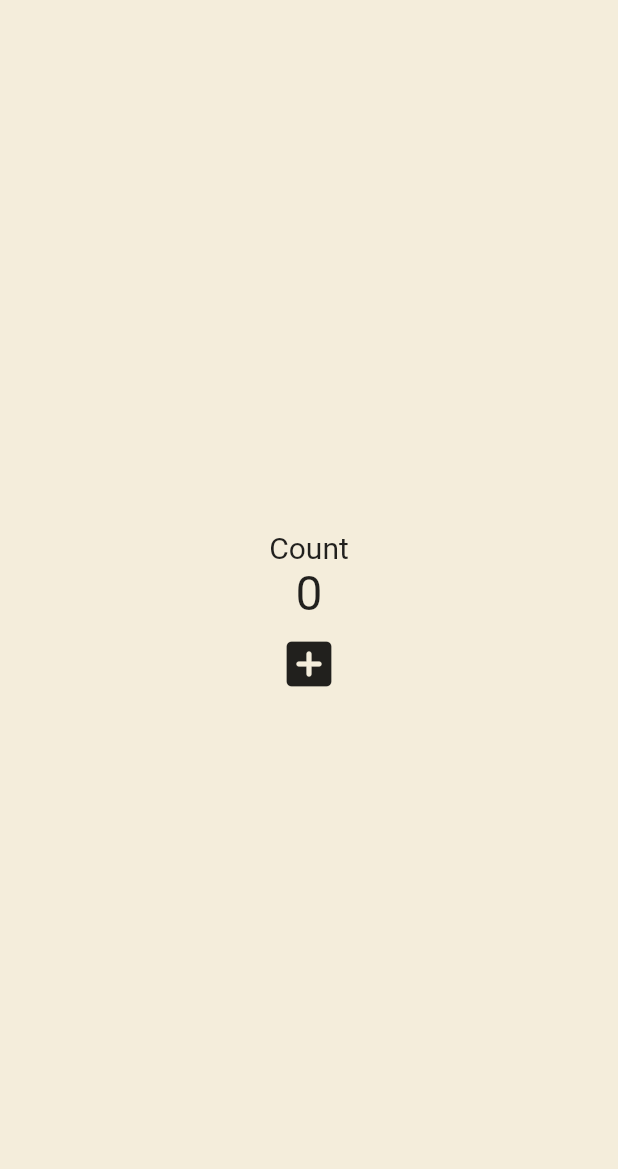
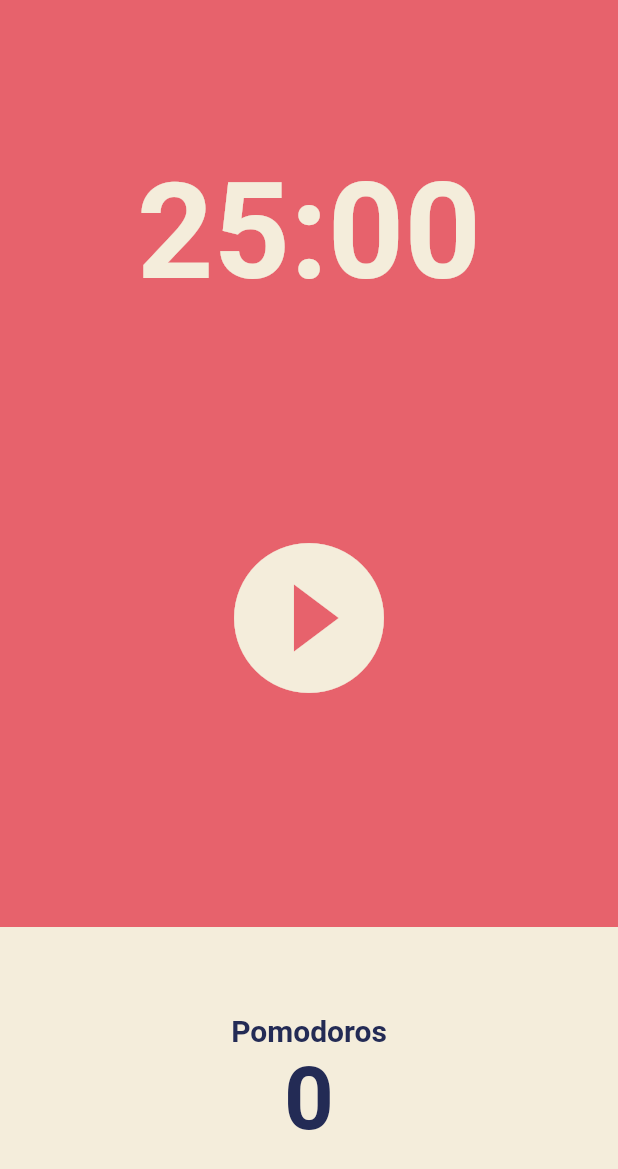
Before and after one commit to hank1245/flutter-app, a Flutter app: the screen it shows after launch, on a phone screen of 412 x 824 dp. Shown: the top 1169 px of the screen. Run offline on Flutter 3.47's test engine with Material 2 defaults, Android fonts, the phone set to English and light mode, and no system bars.

Commit message:
pomodoro ui

```diff
--- a/lib/main.dart
+++ b/lib/main.dart
@@ -1,54 +1,28 @@
 import 'package:flutter/material.dart';
+import 'package:myapp/screens/home_screen.dart';
 
 void main() {
   runApp(const App());
 }
 
-class App extends StatefulWidget {
+class App extends StatelessWidget {
   const App({super.key});
-
-  @override
-  State<App> createState() => _AppState();
-}
-
-class _AppState extends State<App> {
-  int count = 0;
-
-  void onPressed() {
-    setState(() {
-      count += 1;
-    });
-  }
 
   @override
   Widget build(BuildContext context) {
     return MaterialApp(
-        home: Scaffold(
-      backgroundColor: const Color(0xFFF4EDDB),
-      body: Center(
-        child: Column(
-          mainAxisAlignment: MainAxisAlignment.center,
-          children: [
-            const Text(
-              'Count',
-              style: TextStyle(
-                fontSize: 20,
-              ),
-            ),
-            Text(
-              '$count',
-              style: const TextStyle(
-                fontSize: 32,
-              ),
-            ),
-            IconButton(
-              onPressed: onPressed,
-              icon: const Icon(Icons.add_box_rounded),
-              iconSize: 40,
-            )
-          ],
+      theme: ThemeData(
+        colorScheme: ColorScheme.fromSwatch(
+          backgroundColor: const Color(0xFFE7626C),
         ),
+        textTheme: const TextTheme(
+          displayLarge: TextStyle(
+            color: Color(0xFF232B55),
+          ),
+        ),
+        cardColor: const Color(0xFFF4EDDB),
       ),
-    ));
+      home: const HomeScreen(),
+    );
   }
 }
--- /dev/null
+++ b/lib/screens/home_screen.dart
@@ -0,0 +1,98 @@
+import 'package:flutter/material.dart';
+
+class HomeScreen extends StatefulWidget {
+  const HomeScreen({super.key});
+
+  @override
+  State<HomeScreen> createState() => _HomeScreenState();
+}
+
+class _HomeScreenState extends State<HomeScreen>
+    with SingleTickerProviderStateMixin {
+  late AnimationController _controller;
+
+  @override
+  void initState() {
+    super.initState();
+    _controller = AnimationController(vsync: this);
+  }
+
+  @override
+  void dispose() {
+    _controller.dispose();
+    super.dispose();
+  }
+
+  @override
+  Widget build(BuildContext context) {
+    return Scaffold(
+      backgroundColor: Theme.of(context).colorScheme.background,
+      body: Column(
+        children: [
+          Flexible(
+            flex: 1,
+            child: Container(
+              alignment: Alignment.bottomCenter,
+              child: Text(
+                '25:00',
+                style: TextStyle(
+                  color: Theme.of(context).cardColor,
+                  fontSize: 89,
+                  fontWeight: FontWeight.w600,
+                ),
+              ),
+            ),
+          ),
+          Flexible(
+            flex: 2,
+            child: Center(
+              child: IconButton(
+                iconSize: 120,
+                color: Theme.of(context).cardColor,
+                icon: const Icon(Icons.play_circle_fill_outlined),
+                onPressed: () {},
+              ),
+            ),
+          ),
+          Flexible(
+            flex: 1,
+            child: Row(
+              children: [
+                Expanded(
+                  child: Container(
+                    decoration: BoxDecoration(
+                      color: Theme.of(context).cardColor,
+                    ),
+                    child: Column(
+                      mainAxisAlignment: MainAxisAlignment.center,
+                      children: [
+                        Text(
+                          'Pomodoros',
+                          style: TextStyle(
+                            fontSize: 20,
+                            fontWeight: FontWeight.w600,
+                            color:
+                                Theme.of(context).textTheme.displayLarge!.color,
+                          ),
+                        ),
+                        Text(
+                          '0',
+                          style: TextStyle(
+                            fontSize: 58,
+                            fontWeight: FontWeight.w600,
+                            color:
+                                Theme.of(context).textTheme.displayLarge!.color,
+                          ),
+                        ),
+                      ],
+                    ),
+                  ),
+                ),
+              ],
+            ),
+          )
+        ],
+      ),
+    );
+  }
+}
```
